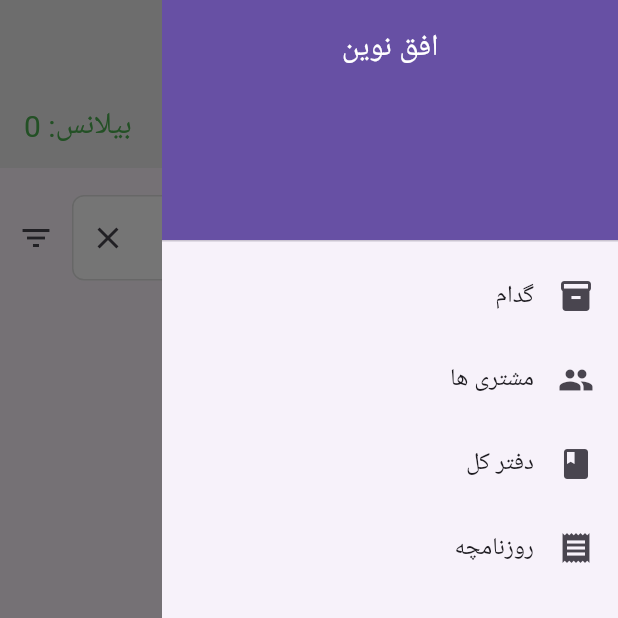
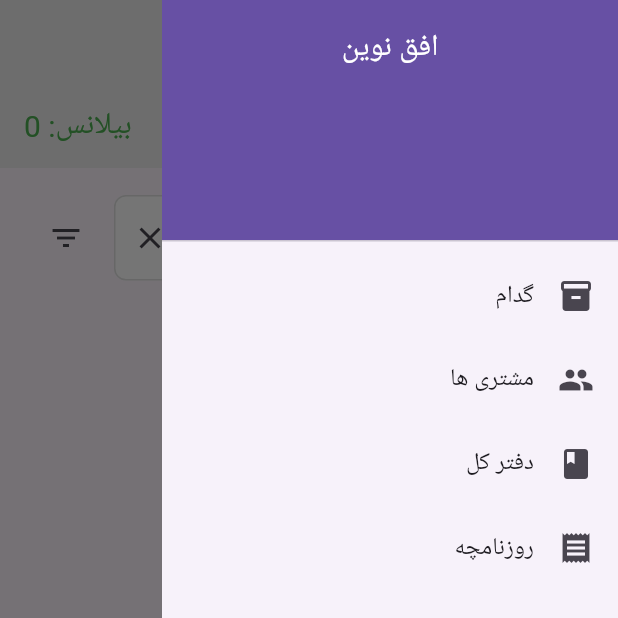
Before and after one commit to Aalem/ofoqe_naween, a Flutter app: the screen it shows after launch, with the side drawer open, on a phone screen of 412 x 824 dp, the top half of it. Run offline on Flutter 3.47's test engine with Material 3 defaults, Android fonts, the phone set to English and light mode, and no system bars; our stand-ins replace cloud_firestore, firebase_auth, firebase_core; missing offline and left inert: dari_datetime_picker, firebase_cloud_firestore; accounts and stored records are empty.

Commit message:
Money Exchange filters partially added.

```diff
--- a/lib/screens/money_exchange/money_exchange.dart
+++ b/lib/screens/money_exchange/money_exchange.dart
@@ -536,6 +536,8 @@
 //     );
 //   }
 // }
+import 'dart:math';
+
 import 'package:dari_datetime_picker/dari_datetime_picker.dart';
 import 'package:flutter/material.dart';
 import 'package:cloud_firestore/cloud_firestore.dart';
@@ -569,7 +571,8 @@ class _MoneyExchangeState extends State<MoneyExchange> {
   int _currentPage = 1;
   Stream<QuerySnapshot<Map<String, dynamic>>>? _transactionStream;
   late DocumentSnapshot lastRecordedDocumentId;
-  DateTimeRange? _selectedDateRange;
+  // DateTimeRange? _selectedDateRange;
+   JalaliRange? _selectedDateRange;
 
   @override
   void initState() {
@@ -609,8 +612,8 @@ class _MoneyExchangeState extends State<MoneyExchange> {
       query = query.where('gregorian_date', isEqualTo: specificDate);
     } else if (_selectedDateRange != null) {
       query = query
-          .where('date', isGreaterThanOrEqualTo: _selectedDateRange!.start)
-          .where('date', isLessThanOrEqualTo: _selectedDateRange!.end);
+          .where('gregorian_date', isGreaterThanOrEqualTo: _selectedDateRange!.start.toDateTime())
+          .where('gregorian_date', isLessThanOrEqualTo: _selectedDateRange!.end.toDateTime());
     }
 
     // Filter by debit/credit if a checkbox is selected, unless both are checked
@@ -806,24 +809,18 @@ class _MoneyExchangeState extends State<MoneyExchange> {
   }
 
   Future<void> _pickDateRange(BuildContext context) async {
-    final DateTimeRange? picked = await showDateRangePicker(
+    final JalaliRange? picker = await showDariDateRangePicker(
       context: context,
-      firstDate: DateTime(2000),
-      lastDate: DateTime(2101),
-      initialDateRange: _selectedDateRange ??
-          DateTimeRange(
-            start: DateTime.now().subtract(const Duration(days: 7)),
-            end: DateTime.now(),
-          ),
+      firstDate: Jalali(Jalali.now().year, Jalali.now().month-1),
+      lastDate: Jalali.now(),
     );
-    if (picked != null) {
-      setState(() {
-        _selectedDateRange = picked;
-        _dateRangeController.text =
-            '${intl.DateFormat('yyyy-MM-dd').format(picked.start)} - ${intl.DateFormat('yyyy-MM-dd').format(picked.end)}';
-      });
+
+    if(picker != null){
+      _selectedDateRange = picker;
+      _dateRangeController.text = '${picker.start.formatCompactDate()} - ${picker.end.formatCompactDate()}';
+      _specificDateController.clear();
+    }
     _search();
-    }
   }
 
   @override
@@ -853,10 +850,14 @@ class _MoneyExchangeState extends State<MoneyExchange> {
             double balance = snapshot.hasData ? snapshot.data! : 0.0;
             return Row(
               children: [
-                Expanded(child: Text(
+                Expanded(
+                    child: Text(
                   '${balance >= 0 ? '' : '- '}${Strings.balance}: ${GeneralFormatter.formatNumber(balance.abs().toString()).split('.')[0]}',
                   textAlign: TextAlign.start,
-                  style: TextStyle(color: balance >= 0 ? Colors.green : Colors.red),// Set text alignment to start
+                  style: TextStyle(
+                      color: balance >= 0
+                          ? Colors.green
+                          : Colors.red), // Set text alignment to start
                 )),
                 const Expanded(
                   child: Text(Strings.transactions, textAlign: TextAlign.right),
@@ -883,10 +884,8 @@ class _MoneyExchangeState extends State<MoneyExchange> {
             child: Column(
               children: [
                 const SizedBox(height: 18),
-                SizedBox(
-                  width: MediaQuery.of(context).size.width > 600
-                      ? MediaQuery.of(context).size.width / 2
-                      : MediaQuery.of(context).size.width,
+                Padding(
+                  padding: const EdgeInsets.symmetric(horizontal: 12),
                   child: Row(
                     children: [
                       Expanded(
@@ -918,7 +917,9 @@ class _MoneyExchangeState extends State<MoneyExchange> {
                           },
                         ),
                       ),
-                      IconButton(
+                      Padding(
+                        padding: const EdgeInsets.symmetric(horizontal: 8.0),
+                        child: IconButton(
                           icon: const Icon(Icons.filter_list),
                           onPressed: () {
                             setState(() {
@@ -929,28 +930,23 @@ class _MoneyExchangeState extends State<MoneyExchange> {
                             });
                           },
                         ),
+                      ),
                     ],
                   ),
                 ),
-                if (_showFilters) const SizedBox(height: 10),
+                // if (_showFilters) const SizedBox(height: 10),
                 if (_showFilters)
-                  SizedBox(
-                    width: MediaQuery.of(context).size.width > 600
-                        ? MediaQuery.of(context).size.width / 2
-                        : MediaQuery.of(context).size.width,
+                  Container(
+                    color: AppColors.appBarBG,
+                    padding: const EdgeInsets.symmetric(horizontal: 12),
                     child: Row(
                       children: [
                         Expanded(
+                          flex: 2,
                           child: CustomTextFormField(
                             label: Strings.dateRange,
                             controller: _dateRangeController,
                             readOnly: true,
-                            // decoration: InputDecoration(
-                            //   hintText: Strings.dateRange,
-                            //   border: OutlineInputBorder(
-                            //     borderRadius: BorderRadius.circular(10.0),
-                            //   ),
-                            // ),
                             onTap: () async {
                               await _pickDateRange(context);
                             },
@@ -958,6 +954,7 @@ class _MoneyExchangeState extends State<MoneyExchange> {
                           ),
                         ),
                         Expanded(
+                          flex: 2,
                           child: CustomTextFormField(
                             label: Strings.date,
                             displaySuffix: false,
@@ -987,6 +984,7 @@ class _MoneyExchangeState extends State<MoneyExchange> {
                                 },
                               );
                               if (picked != null) {
+                                _dateRangeController.clear();
                                 _specificDateController.text =
                                     picked.formatCompactDate();
                                 _search();
@@ -994,8 +992,9 @@ class _MoneyExchangeState extends State<MoneyExchange> {
                             },
                           ),
                         ),
-                        Column(
-                          crossAxisAlignment: CrossAxisAlignment.start,
+                        Expanded(
+                          child: Row(
+                            mainAxisAlignment: MainAxisAlignment.spaceAround,
                             children: [
                               Row(
                                 children: [
@@ -1025,7 +1024,10 @@ class _MoneyExchangeState extends State<MoneyExchange> {
                               ),
                             ],
                           ),
-                        Row(
+                        ),
+                        Expanded(
+                          child: Row(
+                            mainAxisAlignment: MainAxisAlignment.spaceEvenly,
                             children: [
                               IconButton(
                                 onPressed: _search,
@@ -1037,11 +1039,10 @@ class _MoneyExchangeState extends State<MoneyExchange> {
                               ),
                             ],
                           ),
-
+                        ),
                       ],
                     ),
                   ),
-                const SizedBox(height: 10),
                 Expanded(
                   child: Align(
                     alignment: Alignment.topCenter,
--- a/lib/theme/colors.dart
+++ b/lib/theme/colors.dart
@@ -5,4 +5,6 @@ class AppColors{
   static Color textFieldBGColor = Colors.white;
   static Color textFocusedBorderColor = Colors.grey;
   static Color errorColor = Colors.red.shade900;
+  static Color appBarBG = Colors.grey.shade200;
+
 }
--- a/lib/theme/theme.dart
+++ b/lib/theme/theme.dart
@@ -12,7 +12,7 @@ class AppTheme {
     return ThemeData(
       appBarTheme: Theme.of(context).appBarTheme.copyWith(
           elevation: 0,
-          backgroundColor: Colors.grey.shade200,
+          backgroundColor: AppColors.appBarBG,
           titleTextStyle: const TextStyle(color: Colors.black87, fontSize: 20)
       ),
       drawerTheme: Theme.of(context).drawerTheme.copyWith(
```
Lines whose indentation alone changed are shown as unchanged.
